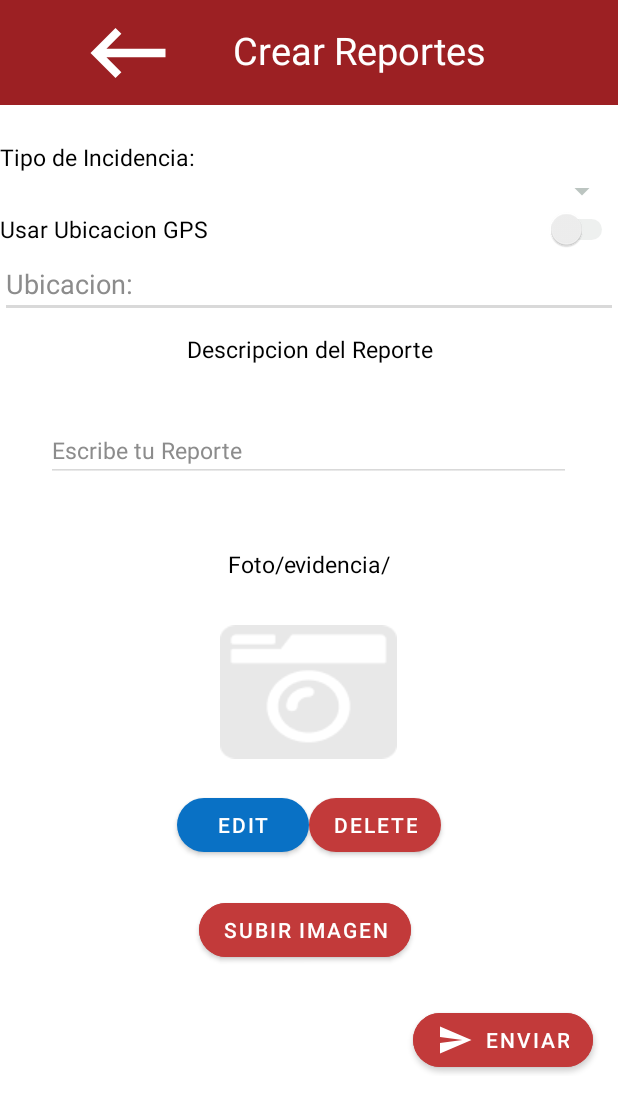
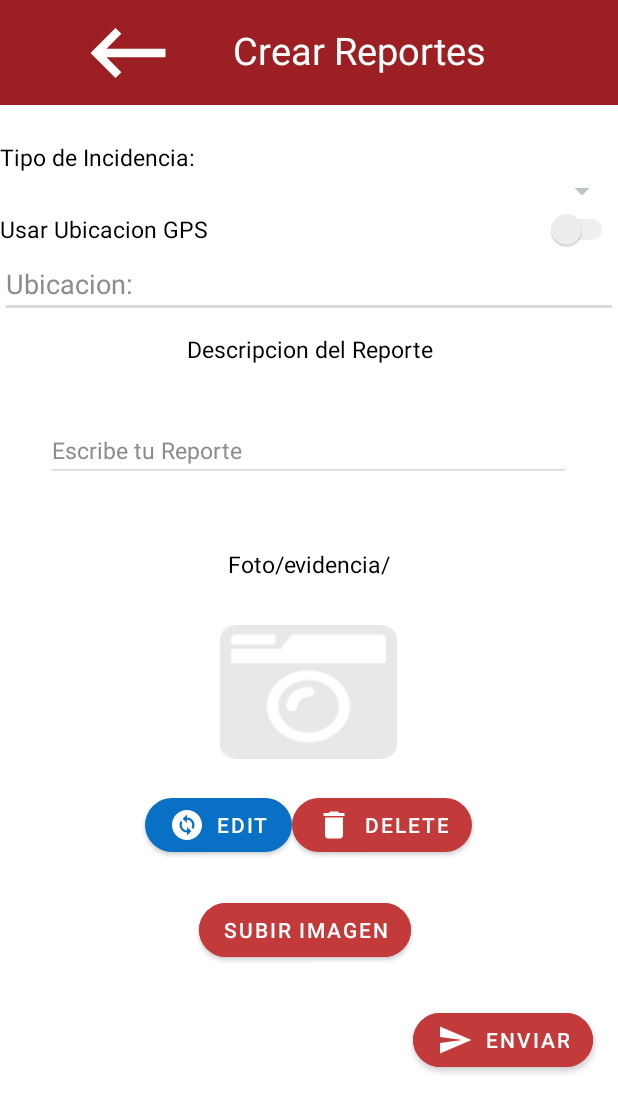
Before and after one commit to WilliamRVazquez/ManzReport, an Android app: the layout activity_crear_reportes.xml on its own in the app's theme, with its tools: preview values and no code run, on a phone screen of 412 x 824 dp. Shown: the top 1112 px of the screen. Run offline under Robolectric (Android 15) with nearby library versions, the phone set to English and light mode, and no system bars.

Commit message:
cambios pequeños

```diff
--- /dev/null
+++ b/app/src/main/res/drawable/cambio.xml
@@ -0,0 +1,5 @@
+<vector android:height="24dp" android:tint="#FFFFFF"
+    android:viewportHeight="24" android:viewportWidth="24"
+    android:width="24dp" xmlns:android="http://schemas.android.com/apk/res/android">
+    <path android:fillColor="@android:color/white" android:pathData="M12,2C6.48,2 2,6.48 2,12c0,5.52 4.48,10 10,10s10,-4.48 10,-10C22,6.48 17.52,2 12,2zM12.06,19v-2.01c-0.02,0 -0.04,0 -0.06,0c-1.28,0 -2.56,-0.49 -3.54,-1.46c-1.71,-1.71 -1.92,-4.35 -0.64,-6.29l1.1,1.1c-0.71,1.33 -0.53,3.01 0.59,4.13c0.7,0.7 1.62,1.03 2.54,1.01v-2.14l2.83,2.83L12.06,19zM16.17,14.76l-1.1,-1.1c0.71,-1.33 0.53,-3.01 -0.59,-4.13C13.79,8.84 12.9,8.5 12,8.5c-0.02,0 -0.04,0 -0.06,0v2.15L9.11,7.83L11.94,5v2.02c1.3,-0.02 2.61,0.45 3.6,1.45C17.24,10.17 17.45,12.82 16.17,14.76z"/>
+</vector>
--- /dev/null
+++ b/app/src/main/res/drawable/delete.xml
@@ -0,0 +1,5 @@
+<vector android:height="24dp" android:tint="#FFFFFF"
+    android:viewportHeight="24" android:viewportWidth="24"
+    android:width="24dp" xmlns:android="http://schemas.android.com/apk/res/android">
+    <path android:fillColor="@android:color/white" android:pathData="M6,19c0,1.1 0.9,2 2,2h8c1.1,0 2,-0.9 2,-2V7H6v12zM19,4h-3.5l-1,-1h-5l-1,1H5v2h14V4z"/>
+</vector>
--- a/app/src/main/res/layout/activity_crear_reportes.xml
+++ b/app/src/main/res/layout/activity_crear_reportes.xml
@@ -178,7 +178,10 @@
                 android:text="EDIT"
                 android:textColor="@color/white"
                 app:backgroundTint="#0971C5"
-                app:cornerRadius="30dp"/>
+                app:cornerRadius="30dp"
+                app:icon="@drawable/cambio"
+                app:iconGravity="textStart"
+                app:iconTint="@color/white"/>
 
             <Space
                 android:layout_width="wrap_content"
@@ -191,7 +194,10 @@
                 android:text="DELETE"
                 android:textColor="@color/white"
                 app:backgroundTint="#C23A3A"
-                app:cornerRadius="30dp"/>
+                app:cornerRadius="30dp"
+                app:icon="@drawable/delete"
+                app:iconGravity="textStart"
+                app:iconTint="@color/white"/>
 
         </LinearLayout>
 
@@ -226,7 +232,7 @@
             app:layout_constraintHorizontal_bias="0.944"
             app:layout_constraintStart_toStartOf="parent"
             app:layout_constraintTop_toBottomOf="@+id/btn_image"
-            app:layout_constraintVertical_bias="1.0" />
+            app:layout_constraintVertical_bias="0.0" />
 
     </androidx.constraintlayout.widget.ConstraintLayout>
 
```
